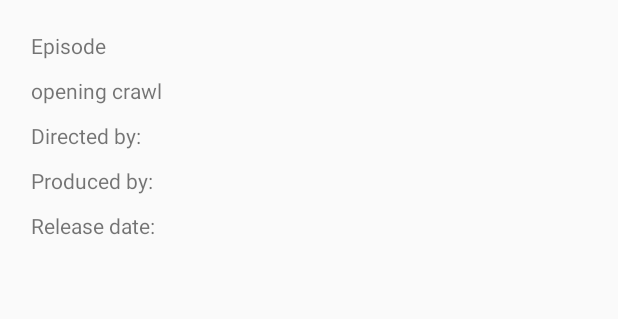
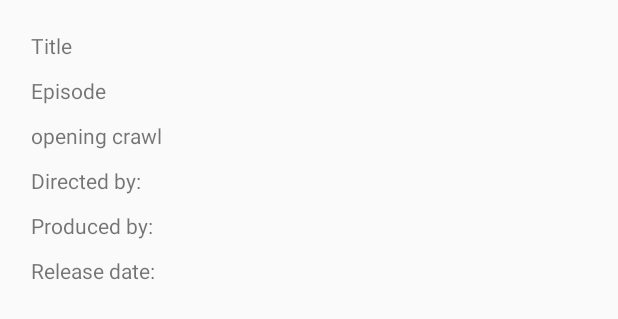
Before and after one commit to SandraKuzmic/StarWarsApp, an Android app: the layout activity_film.xml on its own in the app's theme, with its tools: preview values and no code run, on a phone screen of 412 x 824 dp. Shown: the top 319 px of the screen. Run offline under Robolectric (Android 15) with nearby library versions, the phone set to English and light mode, and no system bars; network calls fail.

Commit message:
modify activities

```diff
--- a/app/src/main/java/android/sandra/com/starwarsapp/activity/FilmActivity.kt
+++ b/app/src/main/java/android/sandra/com/starwarsapp/activity/FilmActivity.kt
@@ -18,14 +18,13 @@ class FilmActivity : AppCompatActivity() {
 
         val film = intent.getSerializableExtra(FILM_BUNDLE_KEY) as Film
 
-        supportActionBar?.title = film.title
-
         mBinding = DataBindingUtil.setContentView(this, R.layout.activity_film)
 
         populateActivityLayout(film)
     }
 
     private fun populateActivityLayout(film: Film) {
+        mBinding?.tvFilmTitle?.text = film.title
         mBinding?.tvFilmEpisode?.append(episodeId(film.episodeId))
         mBinding?.tvFilmOpeningCrawl?.text = film.openingCrawl
         mBinding?.tvFilmDirector?.append(film.director)
--- a/app/src/main/res/layout/activity_film.xml
+++ b/app/src/main/res/layout/activity_film.xml
@@ -13,6 +13,13 @@
             android:layout_height="wrap_content"
             android:orientation="vertical"
             android:layout_margin="15dp">
+
+            <TextView
+                android:id="@+id/tv_film_title"
+                android:layout_width="match_parent"
+                android:layout_height="wrap_content"
+                android:padding="5dp"
+                tools:text="Title"/>
 
             <TextView
                 android:id="@+id/tv_film_episode"
```
Also changed, not shown: app/src/main/AndroidManifest.xml (+8 -2 lines).
